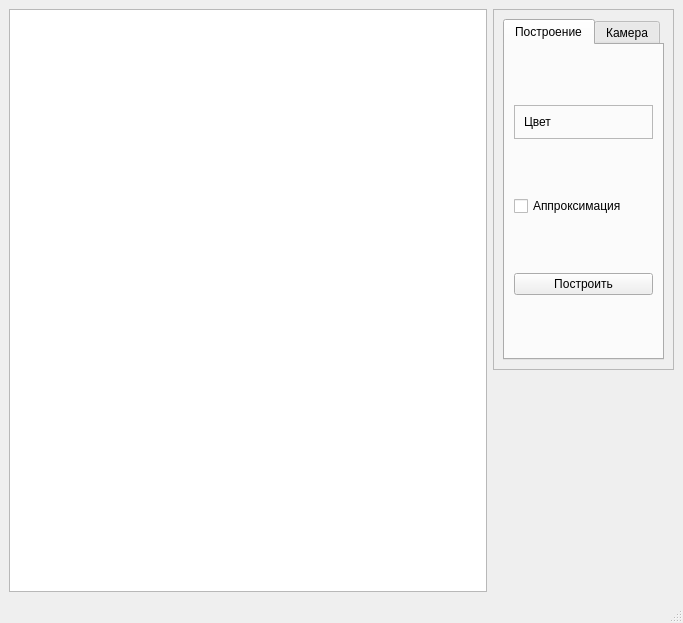
This is ui/qt/design.ui in migregal/bmstu-iu7-cg-cp as Qt 5 draws it before an edit. The edited form follows.
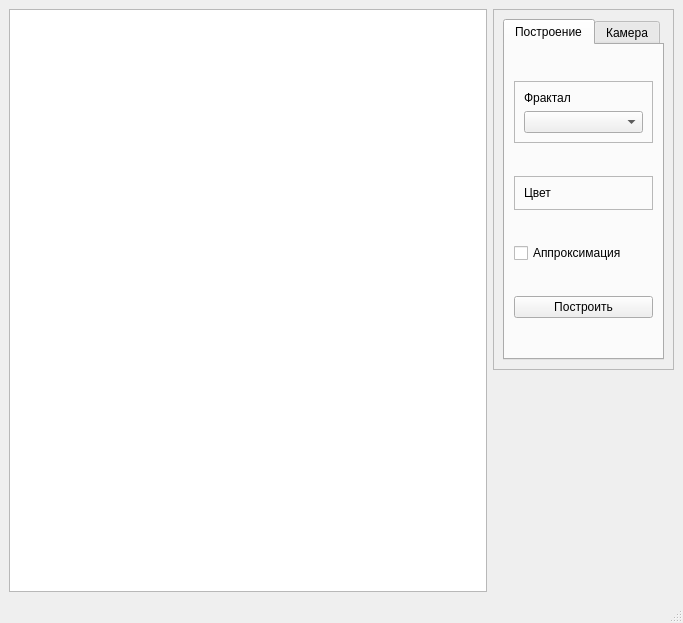
This is the edited form.

Commit message: Fractals choosement added

```diff
--- a/ui/qt/design.ui
+++ b/ui/qt/design.ui
@@ -50,19 +50,6 @@
           </attribute>
           <layout class="QGridLayout" name="gridLayout">
            <item row="3" column="2">
-            <widget class="QPushButton" name="buildImageButton">
-             <property name="sizePolicy">
-              <sizepolicy hsizetype="Expanding" vsizetype="Fixed">
-               <horstretch>0</horstretch>
-               <verstretch>0</verstretch>
-              </sizepolicy>
-             </property>
-             <property name="text">
-              <string>Построить</string>
-             </property>
-            </widget>
-           </item>
-           <item row="2" column="2">
             <widget class="QCheckBox" name="approximateFractal">
              <property name="text">
               <string>Аппроксимация</string>
@@ -100,6 +87,53 @@
              </layout>
             </widget>
            </item>
+           <item row="4" column="2">
+            <widget class="QPushButton" name="buildImageButton">
+             <property name="sizePolicy">
+              <sizepolicy hsizetype="Expanding" vsizetype="Fixed">
+               <horstretch>0</horstretch>
+               <verstretch>0</verstretch>
+              </sizepolicy>
+             </property>
+             <property name="text">
+              <string>Построить</string>
+             </property>
+            </widget>
+           </item>
+           <item row="0" column="2">
+            <widget class="QFrame" name="frame_2">
+             <property name="sizePolicy">
+              <sizepolicy hsizetype="Preferred" vsizetype="Fixed">
+               <horstretch>0</horstretch>
+               <verstretch>0</verstretch>
+              </sizepolicy>
+             </property>
+             <property name="frameShape">
+              <enum>QFrame::StyledPanel</enum>
+             </property>
+             <property name="frameShadow">
+              <enum>QFrame::Raised</enum>
+             </property>
+             <layout class="QVBoxLayout" name="verticalLayout_2">
+              <item>
+               <widget class="QLabel" name="label_11">
+                <property name="sizePolicy">
+                 <sizepolicy hsizetype="Preferred" vsizetype="Fixed">
+                  <horstretch>0</horstretch>
+                  <verstretch>0</verstretch>
+                 </sizepolicy>
+                </property>
+                <property name="text">
+                 <string>Фрактал</string>
+                </property>
+               </widget>
+              </item>
+              <item>
+               <widget class="QComboBox" name="fractalComboBox"/>
+              </item>
+             </layout>
+            </widget>
+           </item>
           </layout>
          </widget>
          <widget class="QWidget" name="tab_2">
```
The commit also changes 10 other files.
